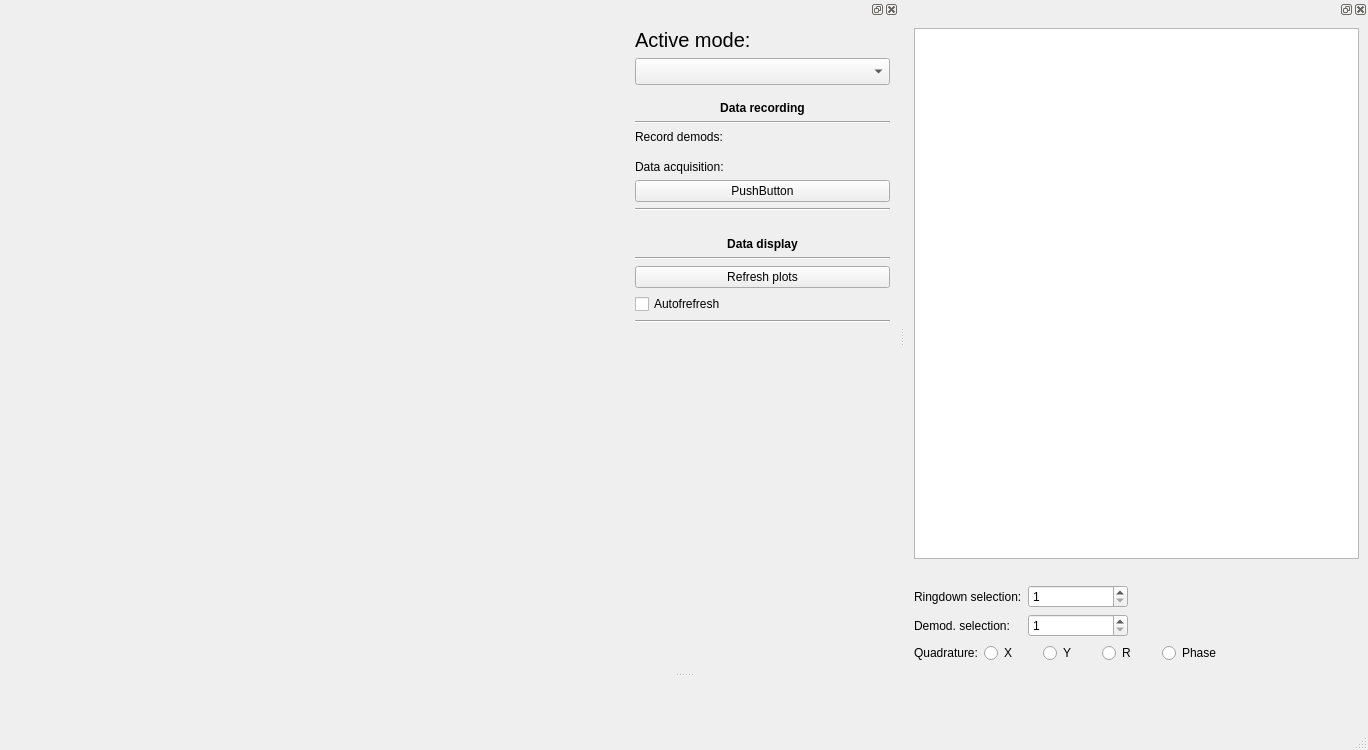
First picture: the form in zhinstlib/ui_files/wafer_analyzer.ui, repository pikestefan/zhinst_project, before the edit.
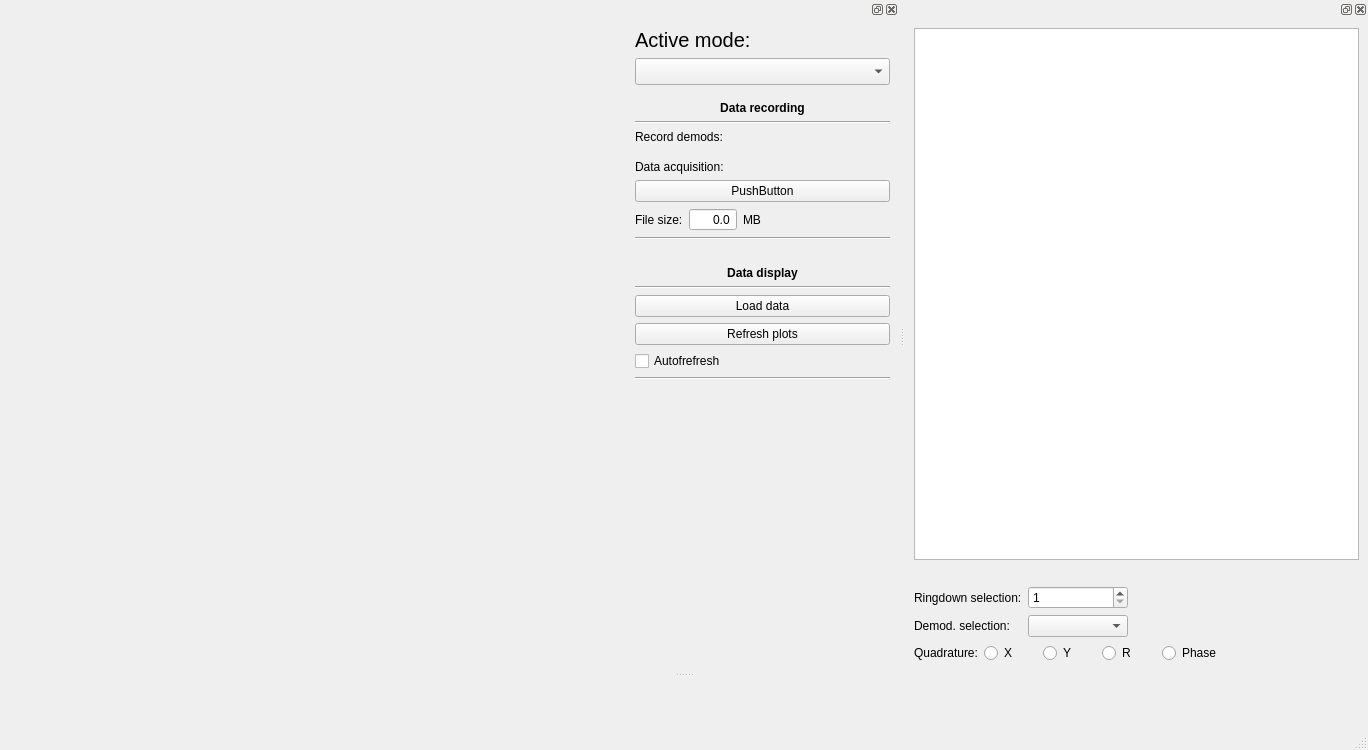
Second picture: the form after the edit. Custom widgets are drawn as their Qt base class.

What changed in the file:
```diff
--- a/zhinstlib/ui_files/wafer_analyzer.ui
+++ b/zhinstlib/ui_files/wafer_analyzer.ui
@@ -159,6 +159,71 @@
          </property>
         </widget>
        </item>
+       <item>
+        <layout class="QHBoxLayout" name="horizontalLayout_6">
+         <item>
+          <widget class="QLabel" name="label_9">
+           <property name="text">
+            <string>File size:</string>
+           </property>
+          </widget>
+         </item>
+         <item>
+          <widget class="QDoubleSpinBox" name="fileSizeDisplay">
+           <property name="sizePolicy">
+            <sizepolicy hsizetype="Maximum" vsizetype="Fixed">
+             <horstretch>0</horstretch>
+             <verstretch>0</verstretch>
+            </sizepolicy>
+           </property>
+           <property name="maximumSize">
+            <size>
+             <width>60</width>
+             <height>16777215</height>
+            </size>
+           </property>
+           <property name="alignment">
+            <set>Qt::AlignRight|Qt::AlignTrailing|Qt::AlignVCenter</set>
+           </property>
+           <property name="readOnly">
+            <bool>true</bool>
+           </property>
+           <property name="buttonSymbols">
+            <enum>QAbstractSpinBox::NoButtons</enum>
+           </property>
+           <property name="keyboardTracking">
+            <bool>false</bool>
+           </property>
+           <property name="decimals">
+            <number>1</number>
+           </property>
+           <property name="maximum">
+            <double>9999.000000000000000</double>
+           </property>
+          </widget>
+         </item>
+         <item>
+          <widget class="QLabel" name="label_10">
+           <property name="text">
+            <string>MB</string>
+           </property>
+          </widget>
+         </item>
+         <item>
+          <spacer name="horizontalSpacer_8">
+           <property name="orientation">
+            <enum>Qt::Horizontal</enum>
+           </property>
+           <property name="sizeHint" stdset="0">
+            <size>
+             <width>40</width>
+             <height>20</height>
+            </size>
+           </property>
+          </spacer>
+         </item>
+        </layout>
+       </item>
        <item>
         <widget class="Line" name="line_2">
          <property name="orientation">
@@ -205,6 +270,13 @@
          </property>
         </widget>
        </item>
+       <item>
+        <widget class="QPushButton" name="loadDataButton">
+         <property name="text">
+          <string>Load data</string>
+         </property>
+        </widget>
+       </item>
        <item>
         <widget class="QPushButton" name="refreshPlotsButton">
          <property name="text">
@@ -405,22 +477,6 @@
          </property>
         </widget>
        </item>
-       <item row="1" column="1">
-        <widget class="QSpinBox" name="demodSpinBox">
-         <property name="minimumSize">
-          <size>
-           <width>50</width>
-           <height>0</height>
-          </size>
-         </property>
-         <property name="minimum">
-          <number>1</number>
-         </property>
-         <property name="maximum">
-          <number>6</number>
-         </property>
-        </widget>
-       </item>
        <item row="1" column="2">
         <spacer name="horizontalSpacer_2">
          <property name="orientation">
@@ -434,6 +490,13 @@
          </property>
         </spacer>
        </item>
+       <item row="1" column="1">
+        <widget class="QComboBox" name="demodComboBox">
+         <property name="layoutDirection">
+          <enum>Qt::LeftToRight</enum>
+         </property>
+        </widget>
+       </item>
       </layout>
      </item>
      <item row="5" column="0">
```
Left out of the diff: 8 changed lines with no effect on the pictures.
